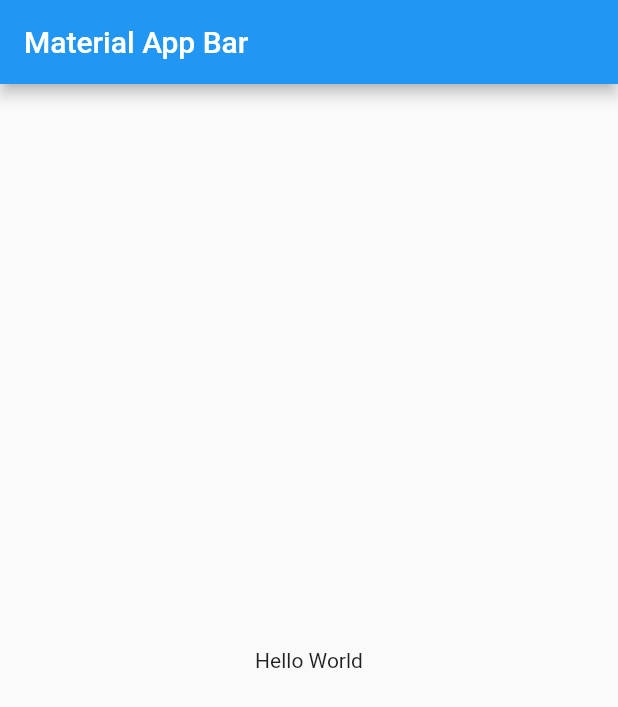
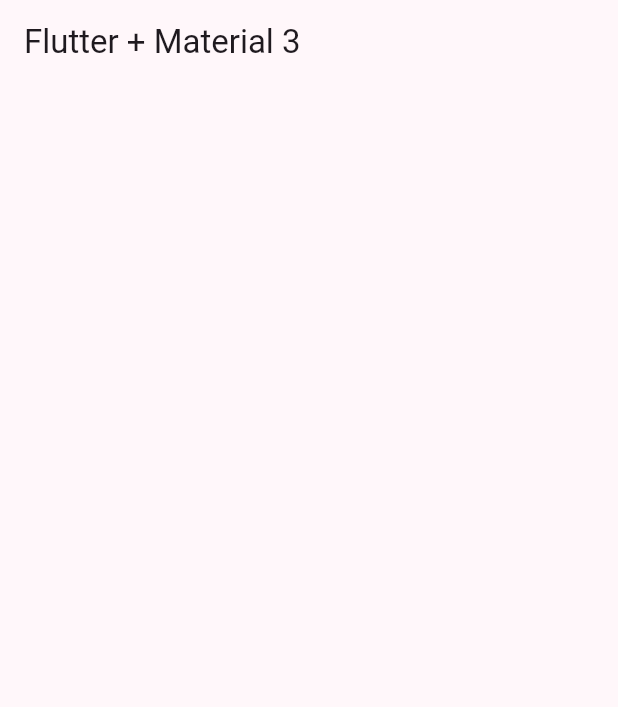
Before and after one commit to ChristianCeT/flutter-riverpod-widgets, a Flutter app: the screen it shows after launch, on a phone screen of 412 x 824 dp. Shown: the top 707 px of the screen. Run offline on Flutter 3.47's test engine with Material 2 defaults, Android fonts, the phone set to English and light mode, and no system bars.

Commit message:
Home Screen creado

```diff
--- a/lib/main.dart
+++ b/lib/main.dart
@@ -1,4 +1,6 @@
 import 'package:flutter/material.dart';
+import 'package:widgets_app/config/theme/app_theme.dart';
+import 'package:widgets_app/presentation/screens/home/home_screen.dart';
 
 void main() => runApp(const MyApp());
 
@@ -9,15 +11,9 @@ class MyApp extends StatelessWidget {
   Widget build(BuildContext context) {
     return MaterialApp(
       debugShowCheckedModeBanner: false,
+      theme: AppTheme(selectedColor: 3).getTheme(),
       title: 'Material App',
-      home: Scaffold(
-        appBar: AppBar(
-          title: const Text('Material App Bar'),
-        ),
-        body: const Center(
-          child: Text('Hello World'),
-        ),
-      ),
+      home: const HomeScreen(),
     );
   }
 }
--- /dev/null
+++ b/lib/presentation/screens/home/home_screen.dart
@@ -0,0 +1,14 @@
+import 'package:flutter/material.dart';
+
+class HomeScreen extends StatelessWidget {
+  const HomeScreen({super.key});
+
+  @override
+  Widget build(BuildContext context) {
+    return Scaffold(
+      appBar: AppBar(
+        title: const Text('Flutter + Material 3'),
+      ),
+    );
+  }
+}
```
